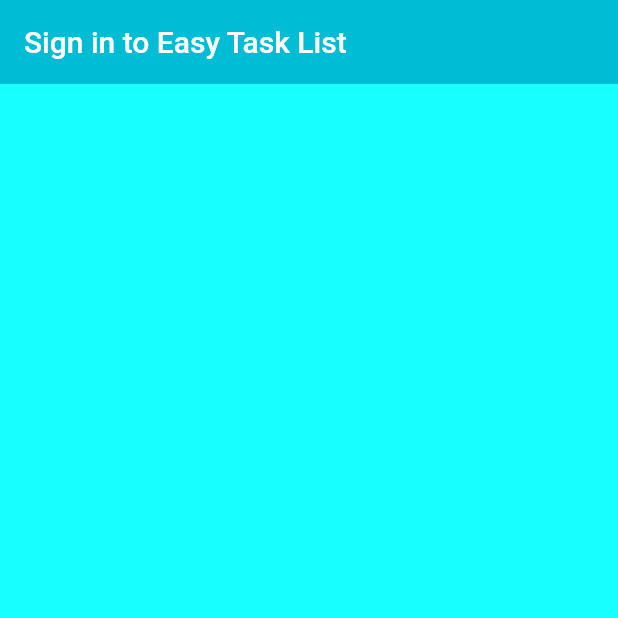
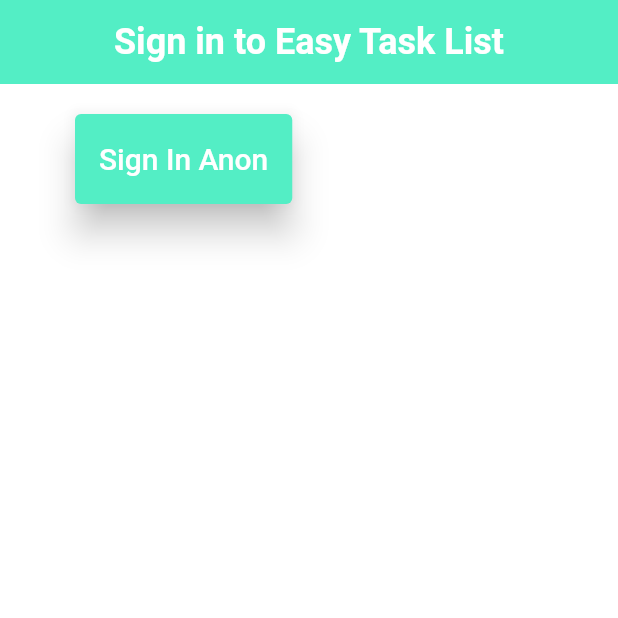
Before and after one commit to Tsukiyomi-Inari/easy_task_list, a Flutter app: the screen it shows after launch, on a phone screen of 412 x 824 dp, the top half of it. Run offline on Flutter 3.47's test engine with Material 2 defaults, Android fonts, the phone set to English and light mode, and no system bars; our stand-ins replace firebase_auth, firebase_core; accounts and stored records are empty; generated files the repository leaves out were written again.

Commit message:
Sign in anon id in terminal

```diff
--- a/lib/screens/authenticate/authenticate.dart
+++ b/lib/screens/authenticate/authenticate.dart
@@ -2,6 +2,8 @@
 import 'package:flutter/material.dart';
 
 class Authenticate extends StatefulWidget {
+  const Authenticate({super.key});
+
   @override
   _AuthenticateState createState() => _AuthenticateState();
 }
--- a/lib/screens/authenticate/sign_in.dart
+++ b/lib/screens/authenticate/sign_in.dart
@@ -1,4 +1,6 @@
+import 'package:easy_task_list/services/auth.dart';
 import 'package:flutter/material.dart';
+import 'package:easy_task_list/constants/colors.dart';
 
 
 class SignIn  extends StatefulWidget {
@@ -7,24 +9,46 @@
 }
 
 class _SignInState extends State<SignIn> {
+  final AuthService _auth =  AuthService();
   @override
   Widget build(BuildContext context) {
     return Scaffold(
-    backgroundColor: Colors.cyanAccent,
+    backgroundColor: transparentMint,
     appBar: AppBar(
-      backgroundColor: Colors.cyan,
+      backgroundColor: todoMint,
       elevation: 0.0,
-      title: const Text('Sign in to Easy Task List'),
+      title: Row(
+        mainAxisAlignment: MainAxisAlignment.center,
+        crossAxisAlignment: CrossAxisAlignment.center,
+        children: const [
+        Text('Sign in to Easy Task List',
+        style: TextStyle(
+        fontSize: 24,
+        fontWeight: FontWeight.bold,
+      ),)
+      ],
+      )
 ),
-  /*body: Container(
+  body: Container(
     padding: const EdgeInsets.symmetric(vertical: 20.0, horizontal: 50.0),
-    child: const ElevatedButton(
+    child: ElevatedButton(
       onPressed: () async {
-
+        dynamic result = await _auth.signInAnon();
+        if (result == null) {
+          print('error sign in');
+        }else{
+          print('signed in');
+          print(result.uid);
+        }
       },
-      child: Text('Sigin In Anon'),
+      style: ElevatedButton.styleFrom(
+          backgroundColor: todoMint,
+        minimumSize: const Size(60, 60),
+        elevation: 10
+      ),
+      child: const Text('Sign In Anon',style: TextStyle(fontSize: 20),),
     ),
-),*/
+),
     );
   }
 }
--- a/lib/services/auth.dart
+++ b/lib/services/auth.dart
@@ -8,8 +8,9 @@
   // Sign in  as anon
   Future signInAnon() async{
     try{
-       final result = await _auth.signInAnonymously();
-      print('Signed in with anon account.');
+       UserCredential result = await _auth.signInAnonymously();
+       User? user = result.user;
+       return user;
   }on FirebaseAuthException catch(error){
     switch (error.code) {
       case "operation-not-allowed":
```
Also changed, not shown: 1 other file.
